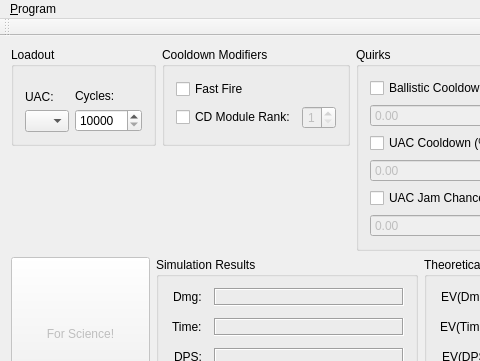
The window that uactest/uactest.ui (mark-ting/uac-test-gui) describes before a commit, drawn with Qt 5; both pictures show x 0 to 480 and y 0 to 361 of the 697 by 471 pixel window.
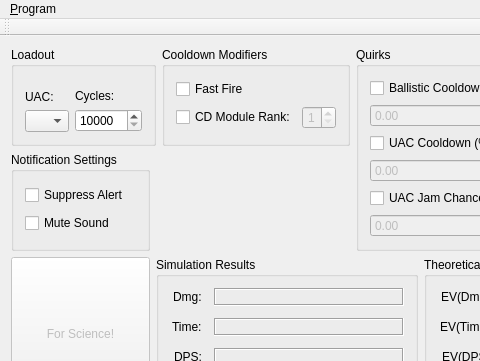
The same window after the commit.

Commit message: Added functionality to mute/suppress notifications.

```diff
--- a/uactest/uactest.ui
+++ b/uactest/uactest.ui
@@ -633,6 +633,35 @@
         </layout>
        </widget>
       </item>
+      <item row="1" column="0">
+       <widget class="QGroupBox" name="notifyBox">
+        <property name="title">
+         <string>Notification Settings</string>
+        </property>
+        <layout class="QGridLayout" name="gridLayout">
+         <item row="0" column="0">
+          <widget class="QCheckBox" name="noAlertCheck">
+           <property name="toolTip">
+            <string>&lt;html&gt;&lt;head/&gt;&lt;body&gt;&lt;p&gt;Taskbar icon will &lt;span style=&quot; font-weight:600;&quot;&gt;not&lt;/span&gt; flash on calculation completion.&lt;/p&gt;&lt;/body&gt;&lt;/html&gt;</string>
+           </property>
+           <property name="text">
+            <string>Suppress Alert</string>
+           </property>
+          </widget>
+         </item>
+         <item row="1" column="0">
+          <widget class="QCheckBox" name="noSoundCheck">
+           <property name="toolTip">
+            <string>&lt;html&gt;&lt;head/&gt;&lt;body&gt;&lt;p&gt;Application will &lt;span style=&quot; font-weight:600;&quot;&gt;not&lt;/span&gt; play Windows default beep on calculation completion.&lt;/p&gt;&lt;/body&gt;&lt;/html&gt;</string>
+           </property>
+           <property name="text">
+            <string>Mute Sound</string>
+           </property>
+          </widget>
+         </item>
+        </layout>
+       </widget>
+      </item>
      </layout>
     </item>
    </layout>
```
Left out of the diff: 32 changed lines with no effect on the pictures. The commit also changes 4 other files.
